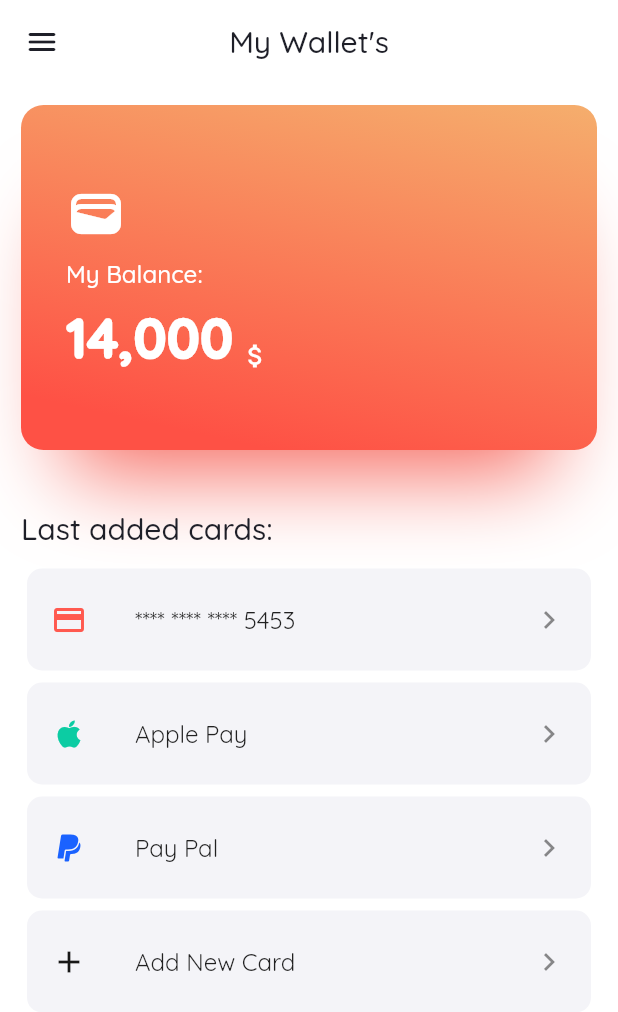
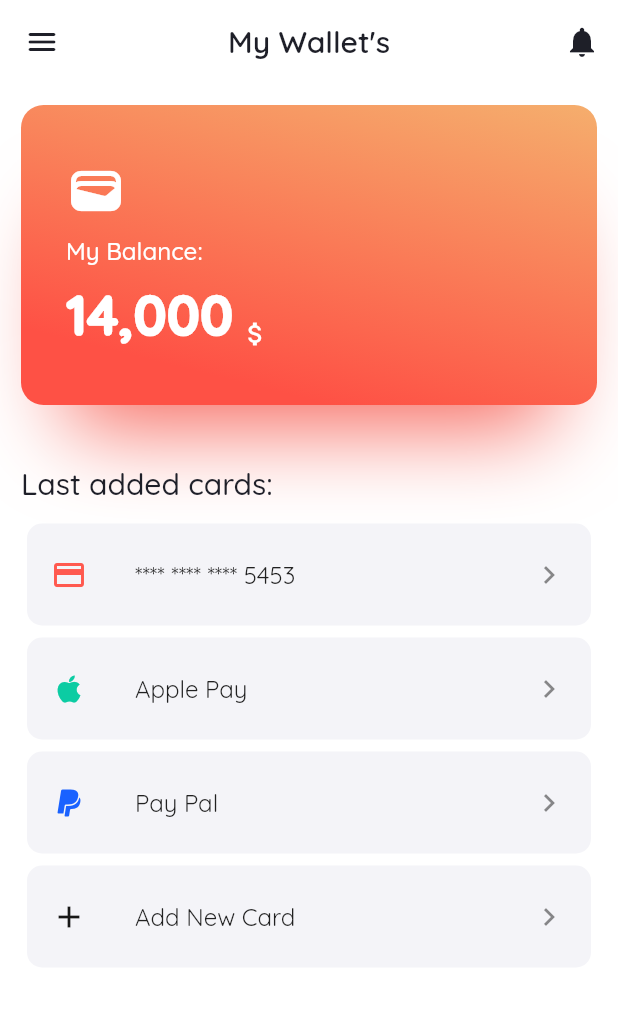
Before and after one commit to znghamid/flutter_wallet, a Flutter app: the screen it shows after launch, on a phone screen of 412 x 824 dp. Shown: the top 1012 px of the screen. Run offline on Flutter 3.47's test engine with Material 2 defaults, Android fonts, the phone set to English and light mode, and no system bars; our stand-ins replace google_fonts.

Commit message:
Update appBar and add notification button add image to drawer

```diff
--- a/lib/main.dart
+++ b/lib/main.dart
@@ -49,31 +49,68 @@ class _HomePageState extends State<HomePage> {
           statusBarIconBrightness: Brightness.dark, // For Android (dark icons)
           statusBarBrightness: Brightness.light, // For iOS (dark icons)
         ),
-        leading: Builder(
-          builder: (context) {
+        leading: Builder(builder: (context) {
           return IconButton(
             icon: const Icon(Icons.menu_rounded),
             onPressed: () {
               Scaffold.of(context).openDrawer();
             },
           );
-          }
+        }),
+        actions: [
+          IconButton(
+            onPressed: () {},
+            icon: const Icon(Icons.notifications),
           ),
+        ],
         title: Text(
           'My Wallet\'s',
           style: GoogleFonts.quicksand(
             color: const Color(0xff1E1F28),
+            fontWeight: FontWeight.w600,
           ),
         ),
         centerTitle: true,
       ),
-      drawer: Drawer(
+      drawer: SafeArea(
+        child: Padding(
+          padding: const EdgeInsets.all(14),
+          child: Drawer(
+            elevation: 0,
+            shape: RoundedRectangleBorder(
+              borderRadius: BorderRadius.circular(15),
+            ),
+            width: 280,
             child: ListView(
-          children: const [
+              children: [
                 DrawerHeader(
-              child: Text("Hello"),
+                  decoration: BoxDecoration(
+                    borderRadius: BorderRadius.circular(20),
+                  ),
+                  child: Column(
+                    crossAxisAlignment: CrossAxisAlignment.start,
+                    children: [
+                      Container(
+                        width: 100,
+                        height: 100,
+                        decoration: BoxDecoration(
+                          shape: BoxShape.circle,
+                          border: Border.all(
+                            color: const Color(0xffB8B9C9),
+                            width: 1,
+                          ),
+                          image: const DecorationImage(
+                            fit: BoxFit.fill,
+                            image: AssetImage("lib/assets/img/profile.jpg"),
+                          ),
+                        ),
                       ),
                     ],
+                  ),
+                ),
+              ],
+            ),
+          ),
         ),
       ),
       body: SafeArea(
@@ -85,7 +122,7 @@ class _HomePageState extends State<HomePage> {
               // Top Card
               Container(
                 width: size!.width - 28,
-                height: 230,
+                height: 200,
                 decoration: BoxDecoration(
                   gradient: const LinearGradient(
                     begin: Alignment.topRight,
--- a/pubspec.yaml
+++ b/pubspec.yaml
@@ -61,9 +61,8 @@ flutter:
   uses-material-design: true
 
   # To add assets to your application, add an assets section, like this:
-  # assets:
-  #   - images/a_dot_burr.jpeg
-  #   - images/a_dot_ham.jpeg
+  assets:
+   - lib/assets/img/profile.jpg
 
   # An image asset can refer to one or more resolution-specific "variants", see
   # https://flutter.dev/assets-and-images/#resolution-aware
```
Also changed, not shown: lib/assets/img/profile.jpg (added). Lines whose indentation alone changed are shown as unchanged.
